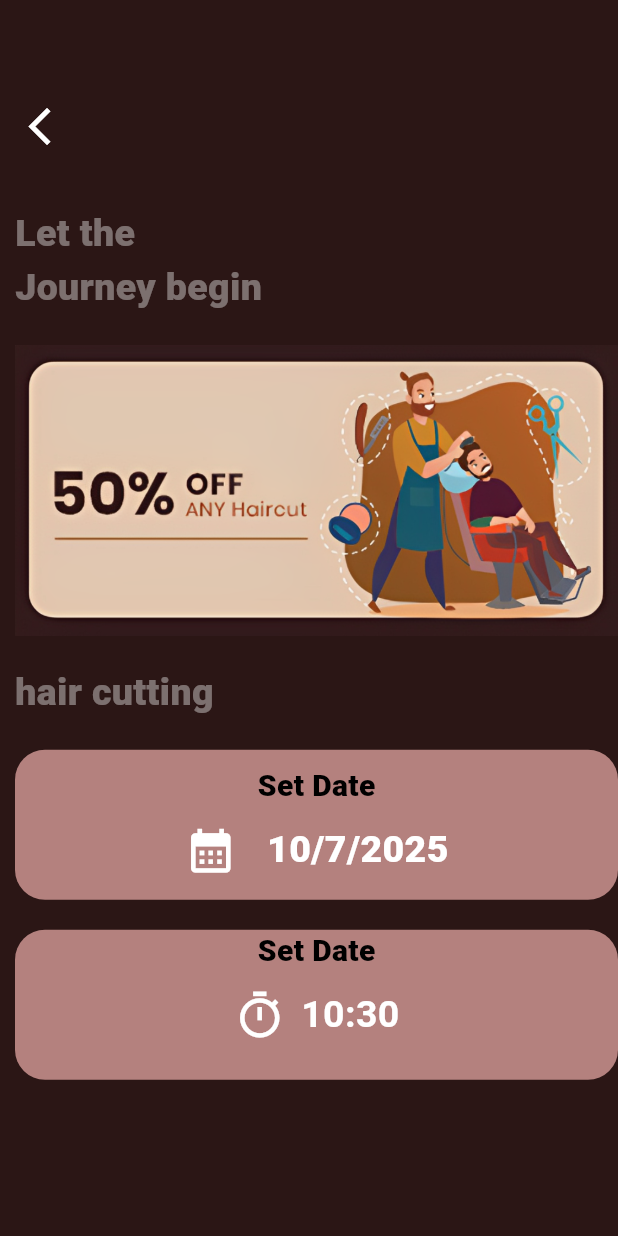
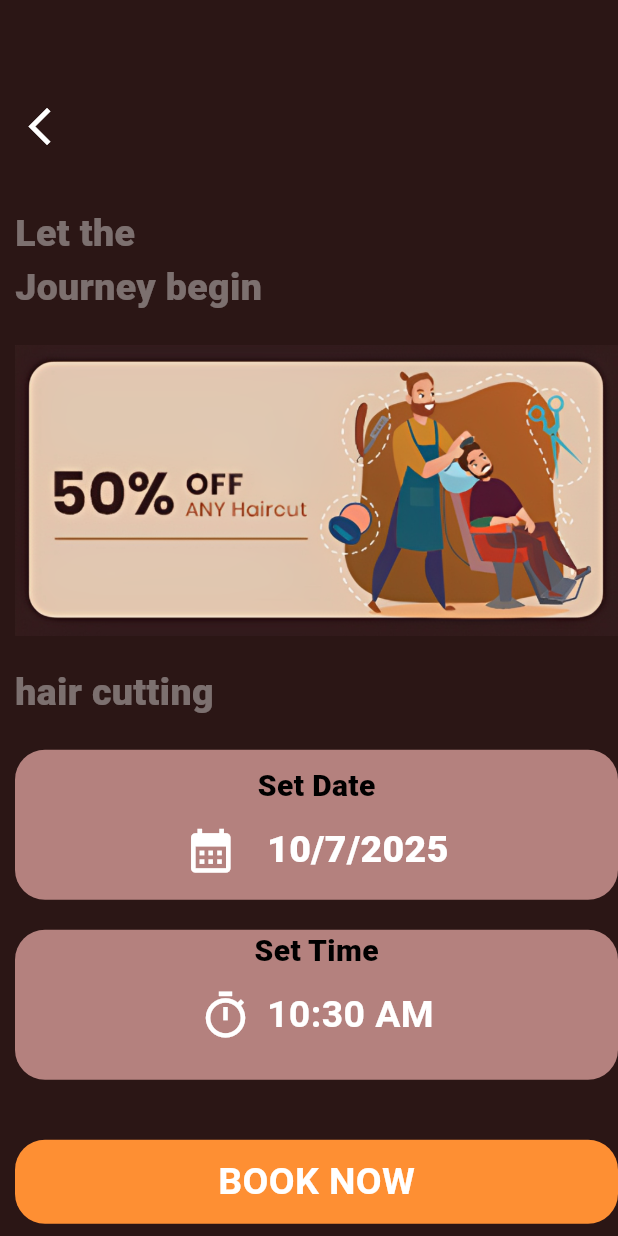
Before and after one commit to ChrisKamanzi/Barber-shop-, a Flutter app: the Home screen opened directly, after a tap on "Hair Cutting", on a phone screen of 412 x 824 dp. Run offline on Flutter 3.47's test engine with Material 3 defaults, Android fonts, the phone set to English and light mode, and no system bars.

Commit message:
Finalized the booking UI

```diff
--- a/lib/pages/booking.dart
+++ b/lib/pages/booking.dart
@@ -18,10 +18,24 @@ class _BookingState extends State<Booking> {
       firstDate: DateTime(2025),
       lastDate: DateTime(2026),
     );
-    if ( pickedDate != null && pickedDate !=_selecteddate) {
-  setState(() {
-    _selecteddate = pickedDate;
-  });
+    if (pickedDate != null && pickedDate != _selecteddate) {
+      setState(() {
+        _selecteddate = pickedDate;
+      });
+    }
+  }
+
+  TimeOfDay _selectedTime = TimeOfDay.now();
+
+  Future<void> _selectTime(BuildContext context) async {
+    final TimeOfDay? picked = await showTimePicker(
+      context: context,
+      initialTime: _selectedTime,
+    );
+    if (picked != null && picked != _selectedTime) {
+      setState(() {
+        _selectedTime = picked;
+      });
     }
   }
 
@@ -84,13 +98,18 @@ class _BookingState extends State<Booking> {
                       fontWeight: FontWeight.w800,
                     ),
                   ),
-
                   SizedBox(height: 10),
-
                   Row(
                     mainAxisAlignment: MainAxisAlignment.center,
                     children: [
-                      Icon(Icons.calendar_month, size: 35, color: Colors.white),
+                      GestureDetector(
+                        onTap: () => _selectDate(context),
+                        child: Icon(
+                          Icons.calendar_month,
+                          size: 35,
+                          color: Colors.white,
+                        ),
+                      ),
                       SizedBox(width: 20),
                       Text(
                         "${_selecteddate.day}/${_selecteddate.month}/${_selecteddate.year}",
@@ -105,9 +124,7 @@ class _BookingState extends State<Booking> {
                 ],
               ),
             ),
-
             SizedBox(height: 20),
-
             Container(
               width: MediaQuery.of(context).size.width,
               height: 100,
@@ -118,7 +135,7 @@ class _BookingState extends State<Booking> {
               child: Column(
                 children: [
                   Text(
-                    'Set Date',
+                    'Set Time',
                     style: TextStyle(
                       color: Colors.black,
                       fontSize: 20,
@@ -129,10 +146,17 @@ class _BookingState extends State<Booking> {
                   Row(
                     mainAxisAlignment: MainAxisAlignment.center,
                     children: [
-                      Icon(Icons.timer_outlined, color: Colors.white, size: 35),
+                      GestureDetector(
+                        onTap: () => _selectTime(context),
+                        child: Icon(
+                          Icons.timer_outlined,
+                          color: Colors.white,
+                          size: 35,
+                        ),
+                      ),
                       SizedBox(width: 10),
                       Text(
-                        "${_selecteddate.hour}:${_selecteddate.minute}",
+                        _selectedTime.format(context),
                         style: TextStyle(
                           fontSize: 25,
                           color: Colors.white,
@@ -144,6 +168,27 @@ class _BookingState extends State<Booking> {
                 ],
               ),
             ),
+
+            SizedBox(height: 40),
+            Container(
+              padding: EdgeInsets.symmetric(horizontal: 10, vertical: 10),
+              width: MediaQuery.of(context).size.width,
+              decoration: BoxDecoration(
+                color: Color(0xFFfe8f33),
+                borderRadius: BorderRadius.circular(20),
+              ),
+              child: Center(
+                child: Text(
+                  'BOOK NOW',
+
+                  style: TextStyle(
+                    color: Colors.white,
+                    fontWeight: FontWeight.w700,
+                    fontSize: 25,
+                  ),
+                ),
+              ),
+            ),
           ],
         ),
       ),
--- a/lib/pages/home.dart
+++ b/lib/pages/home.dart
@@ -14,7 +14,7 @@ class _HomeState extends State<Home> {
     return Scaffold(
       backgroundColor: Color(0xFF2b1615),
       body: Container(
-        margin: EdgeInsets.only(top: 80, left: 30, right: 30),
+        margin: EdgeInsets.only(top: 100, left: 40, right: 50),
         child: Column(
           crossAxisAlignment: CrossAxisAlignment.start,
           children: [
@@ -65,15 +65,18 @@ class _HomeState extends State<Home> {
                 fontSize: 20,
               ),
             ),
+            SizedBox(height: 40),
 
-            SizedBox(height: 40),
             Row(
               children: [
                 GestureDetector(
                   onTap: () {
                     Navigator.push(
                       context,
-                      MaterialPageRoute(builder: (context) => Booking(service: 'Classic Shaving',)),
+                      MaterialPageRoute(
+                        builder:
+                            (context) => Booking(service: 'Classic Shaving'),
+                      ),
                     );
                   },
                   child: Flexible(
@@ -81,6 +84,7 @@ class _HomeState extends State<Home> {
                     child: Container(
                       padding: EdgeInsets.only(left: 10, right: 10),
                       height: 150,
+                      width: 150,
                       decoration: BoxDecoration(
                         color: Color(0xFFe29452),
                         borderRadius: BorderRadius.circular(20),
@@ -114,7 +118,9 @@ class _HomeState extends State<Home> {
                   onTap: () {
                     Navigator.push(
                       context,
-                      MaterialPageRoute(builder: (context) => Booking(service: 'Hair Washing',)),
+                      MaterialPageRoute(
+                        builder: (context) => Booking(service: 'Hair Washing'),
+                      ),
                     );
                   },
                   child: Flexible(
@@ -122,6 +128,7 @@ class _HomeState extends State<Home> {
                     child: Container(
                       padding: EdgeInsets.only(left: 10, right: 10),
                       height: 150,
+                      width: 150,
                       decoration: BoxDecoration(
                         color: Color(0xFFe29452),
                         borderRadius: BorderRadius.circular(20),
@@ -159,7 +166,9 @@ class _HomeState extends State<Home> {
                   onTap: () {
                     Navigator.push(
                       context,
-                      MaterialPageRoute(builder: (context) => Booking(service: 'hair cutting',)),
+                      MaterialPageRoute(
+                        builder: (context) => Booking(service: 'hair cutting'),
+                      ),
                     );
                   },
                   child: Flexible(
@@ -167,6 +176,7 @@ class _HomeState extends State<Home> {
                     child: Container(
                       padding: EdgeInsets.all(5),
                       height: 150,
+                      width: 150,
                       decoration: BoxDecoration(
                         color: Color(0xFFe29452),
                         borderRadius: BorderRadius.circular(20),
@@ -200,7 +210,10 @@ class _HomeState extends State<Home> {
                   onTap: () {
                     Navigator.push(
                       context,
-                      MaterialPageRoute(builder: (context) => Booking(service: 'beard trimming',)),
+                      MaterialPageRoute(
+                        builder:
+                            (context) => Booking(service: 'beard trimming'),
+                      ),
                     );
                   },
                   child: Flexible(
@@ -208,6 +221,7 @@ class _HomeState extends State<Home> {
                     child: Container(
                       padding: EdgeInsets.only(left: 10, right: 10),
                       height: 150,
+                      width: 150,
                       decoration: BoxDecoration(
                         color: Color(0xFFe29452),
                         borderRadius: BorderRadius.circular(20),
@@ -247,7 +261,9 @@ class _HomeState extends State<Home> {
                   onTap: () {
                     Navigator.push(
                       context,
-                      MaterialPageRoute(builder: (context) => Booking(service: 'facials',)),
+                      MaterialPageRoute(
+                        builder: (context) => Booking(service: 'facials'),
+                      ),
                     );
                   },
                   child: Flexible(
@@ -255,6 +271,7 @@ class _HomeState extends State<Home> {
                     child: Container(
                       padding: EdgeInsets.only(left: 10, right: 10),
                       height: 150,
+                      width: 150,
                       decoration: BoxDecoration(
                         color: Color(0xFFe29452),
                         borderRadius: BorderRadius.circular(20),
@@ -288,7 +305,10 @@ class _HomeState extends State<Home> {
                   onTap: () {
                     Navigator.push(
                       context,
-                      MaterialPageRoute(builder: (context) => Booking(service: 'Kids Hair cutting',)),
+                      MaterialPageRoute(
+                        builder:
+                            (context) => Booking(service: 'Kids Hair cutting'),
+                      ),
                     );
                   },
                   child: Flexible(
@@ -296,6 +316,7 @@ class _HomeState extends State<Home> {
                     child: Container(
                       padding: EdgeInsets.only(left: 10, right: 10),
                       height: 150,
+                      width: 150,
                       decoration: BoxDecoration(
                         color: Color(0xFFe29452),
                         borderRadius: BorderRadius.circular(20),
@@ -315,7 +336,6 @@ class _HomeState extends State<Home> {
                               style: TextStyle(
                                 color: Colors.white,
                                 fontWeight: FontWeight.w700,
-                                fontSize: 15,
                               ),
                             ),
                           ],
```
